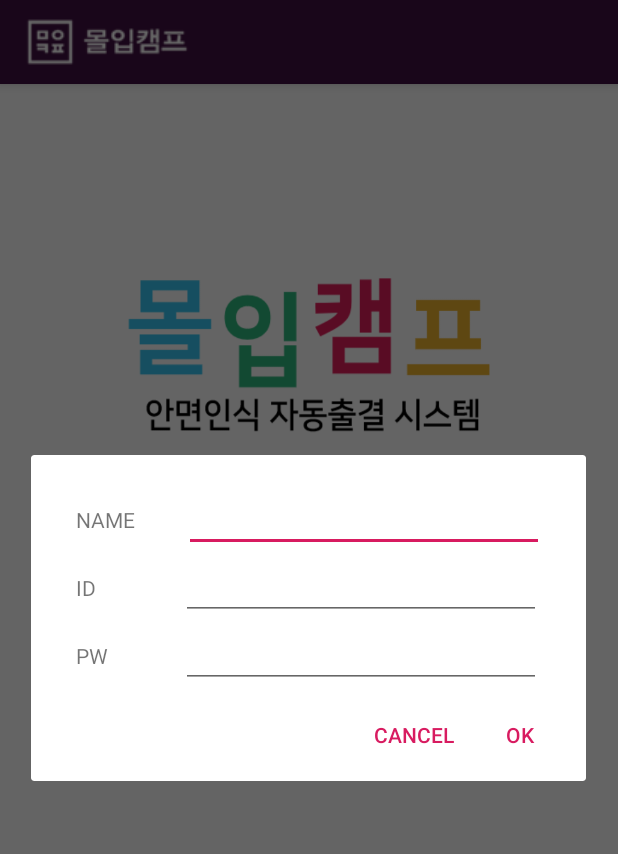
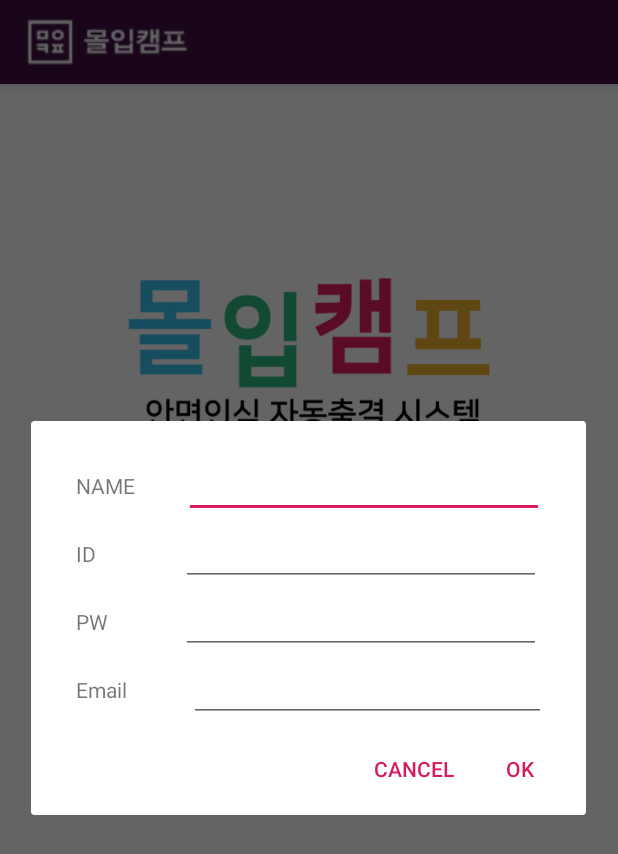
Before and after one commit to uchaan/AttCheck, an Android app: the screen it shows after launch (MainActivity), after a tap on "회원가입", on a phone screen of 412 x 824 dp. Shown: the top 854 px of the screen. Run offline under Robolectric (Android 15) with nearby library versions, the phone set to English and light mode, and no system bars.

Commit message:
이메일 등록 추가.

```diff
--- a/app/src/main/java/com/example/attcheck/MainActivity.java
+++ b/app/src/main/java/com/example/attcheck/MainActivity.java
@@ -8,14 +8,11 @@ import android.content.DialogInterface;
 import android.content.Intent;
 import android.os.AsyncTask;
 import android.os.Bundle;
-import android.text.Html;
 import android.util.Log;
-import android.view.LayoutInflater;
 import android.view.View;
 import android.view.WindowManager;
 import android.widget.Button;
 import android.widget.EditText;
-import android.widget.TextView;
 import android.widget.Toast;
 
 import org.json.JSONArray;
@@ -34,28 +31,30 @@ import java.net.MalformedURLException;
 import java.net.URL;
 
 public class MainActivity extends AppCompatActivity {
-    String in_student_id;
-    String in_password, in_name;
-    String right_student_id;
-    String right_name;
-    String right_password;
+    String in_student_id, in_password, in_name, in_email;
+    String right_student_id, right_password;
+
     String name;
+
     String SERVER ;
     String loginSERVER;
 
-    EditText id, pw, Name;
+    EditText id, pw;
+    Button button;
 
     @Override
     protected void onCreate(Bundle savedInstanceState) {
         super.onCreate(savedInstanceState);
+
         getSupportActionBar().setIcon(R.drawable.tt2);
         getSupportActionBar().setDisplayShowHomeEnabled(true);
 
         getWindow().setFlags(WindowManager.LayoutParams.FLAG_FULLSCREEN,
                 WindowManager.LayoutParams.FLAG_FULLSCREEN);
+
         setContentView(R.layout.activity_main);
 
-        Button button = findViewById(R.id.button);
+        button = findViewById(R.id.button);
 
         SERVER = "http://192.249.19.252:1780/logins/";
 
@@ -79,10 +78,9 @@ public class MainActivity extends AppCompatActivity {
 
         Button button2 = findViewById(R.id.button2);
 
-
-
     }
 
+    // 회원가입 버튼 클릭핸들러
     public void OnClickHandler(View view) {
 
         View dialogView = getLayoutInflater().inflate(R.layout.register_layout, null);
@@ -90,11 +88,10 @@ public class MainActivity extends AppCompatActivity {
         final EditText NewName = (EditText) dialogView.findViewById(R.id.tv2);
         final EditText NewID = (EditText) dialogView.findViewById(R.id.tv4);
         final EditText NewPW = (EditText) dialogView.findViewById(R.id.tv6);
+        final EditText NewEmail = (EditText) dialogView.findViewById(R.id.tv8);
 
         AlertDialog.Builder builder = new AlertDialog.Builder(this);
         builder.setView(dialogView);
-
-
 
         builder.setPositiveButton("OK", new DialogInterface.OnClickListener() {
             @Override
@@ -103,8 +100,15 @@ public class MainActivity extends AppCompatActivity {
                 in_name = NewName.getText().toString();
                 in_student_id = NewID.getText().toString();
                 in_password = NewPW.getText().toString();
+                in_email = NewEmail.getText().toString();
 
-                new HttpPostRequest().execute(SERVER);
+                if (in_name.equals("")||in_student_id.equals("")||in_password.equals("")||in_email.equals("")){
+                    Toast.makeText(getApplicationContext(), "전부 입력하세요 !", Toast.LENGTH_SHORT).show();
+                } else {
+                    new HttpPostRequest().execute(SERVER);
+                }
+
+
 
             }
         });
@@ -119,7 +123,6 @@ public class MainActivity extends AppCompatActivity {
 
         AlertDialog alertDialog = builder.create();
         alertDialog.show();
-
 
     }
 
@@ -166,8 +169,7 @@ public class MainActivity extends AppCompatActivity {
 
         protected void onPostExecute(String result){
             super.onPostExecute(result);
-//            TextView textView = (TextView)findViewById(R.id.textView);
-//            textView.setText(result);
+
             try {
                 //서버에 해당 id 찾아서 result 받아오고 파싱
                 JSONArray jsonArray = new JSONArray(result);
@@ -180,7 +182,7 @@ public class MainActivity extends AppCompatActivity {
                     Intent intent = new Intent(getApplicationContext(), SecondActivity.class);
                     intent.putExtra("name", name);
                     intent.putExtra("student_id", right_student_id);
-                    //intent.putExtra("email", jsonArray.getJSONObject(0).getString("email");
+                    intent.putExtra("email", jsonArray.getJSONObject(0).getString("email"));
                     startActivity(intent);
                     overridePendingTransition(R.anim.fadein, R.anim.fadeout);
 
@@ -193,6 +195,7 @@ public class MainActivity extends AppCompatActivity {
 
     }
 
+    // 회원가입 시 서버로 정보 포스트.
     public class HttpPostRequest extends AsyncTask<String, String, String>{
 
         @Override
@@ -203,6 +206,7 @@ public class MainActivity extends AppCompatActivity {
                 jsonObject.accumulate("student_id", in_student_id);
                 jsonObject.accumulate("password", in_password);
                 jsonObject.accumulate("name", in_name);
+                jsonObject.accumulate("email", in_email);
 
                 HttpURLConnection con = null;
                 BufferedReader reader = null;
--- a/app/src/main/res/layout/register_layout.xml
+++ b/app/src/main/res/layout/register_layout.xml
@@ -79,4 +79,28 @@
 
     </LinearLayout>
 
+    <LinearLayout
+        android:layout_width="wrap_content"
+        android:layout_height="wrap_content"
+        android:orientation="horizontal"
+        android:gravity="left">
+
+        <TextView
+            android:id="@+id/tv7"
+            android:layout_width="35dp"
+            android:layout_height="wrap_content"
+            android:layout_marginLeft="30dp"
+            android:layout_marginRight="40dp"
+            android:text="Email  " />
+
+        <EditText
+            android:id="@+id/tv8"
+            android:layout_width="238dp"
+            android:layout_height="wrap_content"
+            android:layout_marginRight="20dp"
+            android:ems="10"
+            android:inputType="textEmailAddress" />
+
+    </LinearLayout>
+
 </LinearLayout>
```
Also changed, not shown: app/src/main/java/com/example/attcheck/SecondActivity.java (+4 -29 lines).
